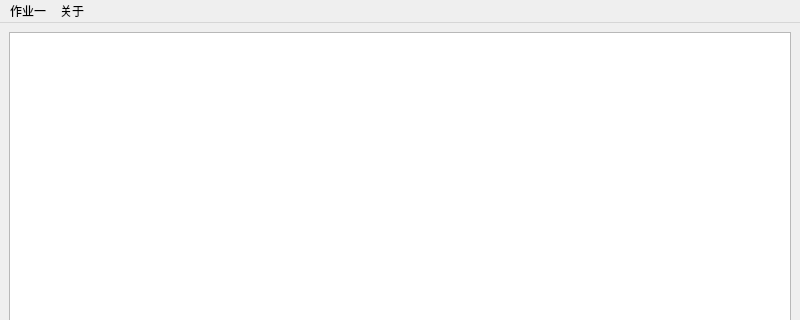
This is mainwindow.ui in Mythologyli/Rusty as Qt 5 draws it before an edit; both pictures show x 0 to 800 and y 0 to 320 of the 800 by 600 pixel window. The edited form follows.
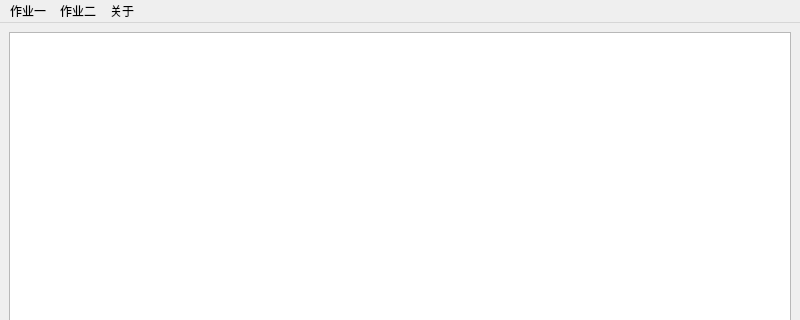
This is the edited form.

```diff
--- a/mainwindow.ui
+++ b/mainwindow.ui
@@ -46,7 +46,14 @@
     <addaction name="binarizeImageAction"/>
     <addaction name="playVideoAction"/>
    </widget>
+   <widget class="QMenu" name="hw2Menu">
+    <property name="title">
+     <string>作业二</string>
+    </property>
+    <addaction name="histogramEqualizationAction"/>
+   </widget>
    <addaction name="hw1Menu"/>
+   <addaction name="hw2Menu"/>
    <addaction name="aboutMenu"/>
   </widget>
   <widget class="QStatusBar" name="statusbar"/>
```
Left out of the diff: 5 changed lines with no effect on the pictures.
